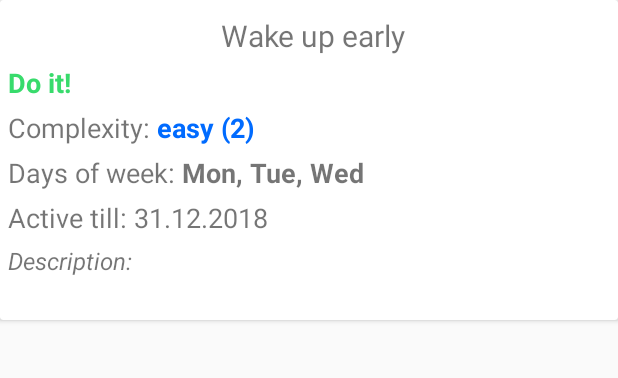
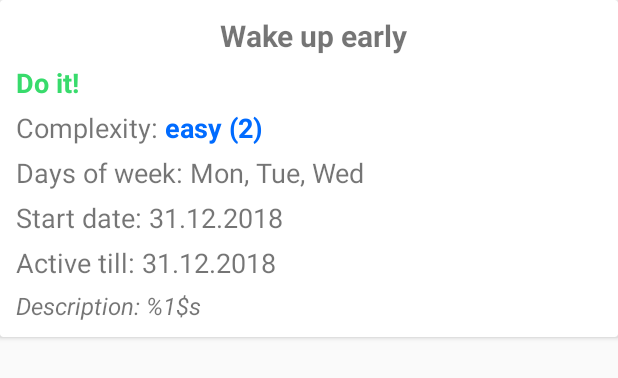
Before and after one commit to NaumenkoA/Willpower, an Android app: the layout do_list_item.xml on its own in the app's theme, with its tools: preview values and no code run, on a phone screen of 412 x 824 dp. Shown: the top 378 px of the screen. Run offline under Robolectric (Android 15) with nearby library versions, the light colour scheme and no system bars.

Commit message:
fixed errors in do list adapter

```diff
--- a/app/src/main/java/com/droid/alex/willtrip/model/Do.kt
+++ /dev/null
@@ -1,5 +0,0 @@
-package com.droid.alex.willtrip.model
-
-import java.util.*
-
-abstract class Do(val name: String, val note: String?, val isPositive: Boolean = true, val complexity: Int, val startDate:Date, val expireDate: Date?)
--- a/app/src/main/java/com/droid/alex/willtrip/model/DoNum.kt
+++ /dev/null
@@ -1,6 +0,0 @@
-package com.droid.alex.willtrip.model
-
-import java.util.*
-
-class DoNum(name: String, note: String, isPositive: Boolean, complexity: Int, startDate: Date, expireDate: Date?, val numberOfDays: Int) : Do(name, note, isPositive, complexity, startDate, expireDate) {
-}
--- a/app/src/main/java/com/droid/alex/willtrip/model/DoPeriodic.kt
+++ /dev/null
@@ -1,6 +0,0 @@
-package com.droid.alex.willtrip.model
-
-import java.util.*
-
-class DoPeriodic(name: String, note: String, isPositive: Boolean, complexity: Int, startDate: Date, expireDate: Date?, val period: Int) : Do(name, note, isPositive, complexity, startDate, expireDate) {
-}
--- /dev/null
+++ b/app/src/main/java/com/droid/alex/willtrip/model/do_class/Do.kt
@@ -0,0 +1,6 @@
+package com.droid.alex.willtrip.model.do_class
+
+import android.os.Parcelable
+import java.util.*
+
+abstract class Do(val name: String, val note: String?, val isPositive: Boolean = true, val complexity: Int, val startDate:Date, val expireDate: Date?):Parcelable
--- a/app/src/main/java/com/droid/alex/willtrip/ui/MainActivity.kt
+++ b/app/src/main/java/com/droid/alex/willtrip/ui/MainActivity.kt
@@ -40,6 +40,5 @@ class MainActivity : AppCompatActivity() {
         val DATE_FRAGMENT = "date_fragment"
         val CREATE_DO_FRAGMENT = "create_do_fragment"
         val DO_LIST_FRAGMENT = "do_list_fragment"
-        val CREATE_DO_REQUEST = 1
     }
 }
--- a/app/src/main/res/layout/do_list_item.xml
+++ b/app/src/main/res/layout/do_list_item.xml
@@ -8,6 +8,8 @@
         android:layout_marginTop="10dp"
         android:layout_marginBottom="10dp"
         android:layout_marginStart="5dp"
+        android:paddingStart="5dp"
+        android:paddingEnd="5dp"
         android:layout_width="match_parent"
         android:layout_height="match_parent"
         android:layout_marginLeft="5dp">
@@ -16,6 +18,7 @@
             android:id="@+id/titleTextView"
             android:textSize="20sp"
             android:gravity="center"
+            android:textStyle="bold"
             tools:text = "Wake up early"
             android:layout_width="match_parent"
             android:layout_height="wrap_content"/>
@@ -74,7 +77,6 @@
             <TextView
                 android:id="@+id/daysTextView"
                 android:textSize="18sp"
-                android:textStyle="bold"
                 tools:text = "Mon, Tue, Wed"
                 android:layout_width="wrap_content"
                 android:layout_height="wrap_content"/>
@@ -82,8 +84,32 @@
         </LinearLayout>
 
         <LinearLayout
-            android:id="@+id/dateLayout"
+            android:id="@+id/startDateLayout"
             android:layout_below="@id/daysLayout"
+            android:layout_marginTop="5dp"
+            android:orientation="horizontal"
+            android:layout_width="match_parent"
+            android:layout_height="wrap_content">
+
+            <TextView
+                android:textSize="18sp"
+                android:text="@string/start_date"
+                android:layout_width="wrap_content"
+                android:layout_height="wrap_content"/>
+
+            <TextView
+                android:id="@+id/startDateTextView"
+                tools:text = "31.12.2018"
+                android:textSize="18sp"
+                android:layout_width="wrap_content"
+                android:layout_height="wrap_content"/>
+
+        </LinearLayout>
+
+
+        <LinearLayout
+            android:id="@+id/expireDateLayout"
+            android:layout_below="@id/startDateLayout"
             android:layout_marginTop="5dp"
             android:orientation="horizontal"
             android:layout_width="match_parent"
@@ -96,7 +122,7 @@
                 android:layout_height="wrap_content"/>
 
             <TextView
-                android:id="@+id/dateTextView"
+                android:id="@+id/expireDateTextView"
                 tools:text = "31.12.2018"
                 android:textSize="18sp"
                 android:layout_width="wrap_content"
@@ -106,13 +132,12 @@
 
         <TextView
             android:id="@+id/descriptionTextView"
-            android:layout_below="@id/dateLayout"
+            android:layout_below="@id/expireDateLayout"
             android:layout_marginTop="5dp"
             android:textStyle="italic"
             android:text="@string/description_placeholder"
             android:textSize="16sp"
-            android:maxLines="2"
-            android:minLines="2"
+            android:maxLines="1"
             android:layout_width="wrap_content"
             android:layout_height="wrap_content"/>
 
--- a/app/src/main/res/layout/fragment_do_list.xml
+++ b/app/src/main/res/layout/fragment_do_list.xml
@@ -7,6 +7,7 @@
 
     <android.support.v7.widget.RecyclerView
         android:id="@+id/recyclerView"
+        android:layout_marginTop="5dp"
         android:layout_marginStart="5dp"
         android:layout_marginEnd="5dp"
         android:layout_width="match_parent"
```
Also changed, not shown: app/src/main/java/com/droid/alex/willtrip/adapter/DoAdapter.kt (+21 -12 lines), app/src/main/java/com/droid/alex/willtrip/model/DoDays.kt (deleted, +0 -7 lines), app/src/main/java/com/droid/alex/willtrip/model/do_class/DoDays.kt (added, +38 -0 lines), app/src/main/java/com/droid/alex/willtrip/model/do_class/DoNum.kt (added, +37 -0 lines), app/src/main/java/com/droid/alex/willtrip/model/do_class/DoPeriodic.kt (added, +37 -0 lines), app/src/main/java/com/droid/alex/willtrip/ui/CreateDoActivity.kt (+16 -4 lines), app/src/main/java/com/droid/alex/willtrip/ui/DoListFragment.kt (+38 -7 lines), app/src/main/res/values/strings.xml (+12 -9 lines).
